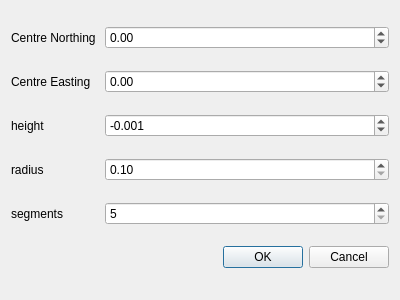
Before: the Qt Designer form akvo/gui/addCircularLoop.ui in LemmaSoftware/akvo, drawn with Qt 5.
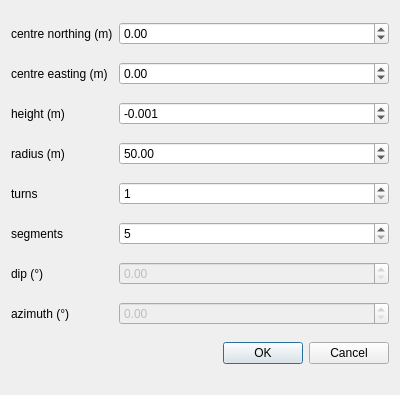
After: the same form once the commit is applied.

Commit message: Adding GUI functionality, mainly in loops. Also, new logo plot.

```diff
--- a/akvo/gui/addCircularLoop.ui
+++ b/akvo/gui/addCircularLoop.ui
@@ -7,21 +7,48 @@
     <x>0</x>
     <y>0</y>
     <width>400</width>
-    <height>300</height>
+    <height>395</height>
    </rect>
   </property>
   <property name="windowTitle">
    <string>Dialog</string>
   </property>
   <layout class="QGridLayout" name="gridLayout">
+   <item row="2" column="0">
+    <widget class="QLabel" name="label_3">
+     <property name="text">
+      <string>height (m)</string>
+     </property>
+    </widget>
+   </item>
+   <item row="6" column="2">
+    <widget class="QDoubleSpinBox" name="dip">
+     <property name="enabled">
+      <bool>false</bool>
+     </property>
+     <property name="toolTip">
+      <string>&lt;html&gt;&lt;head/&gt;&lt;body&gt;&lt;p&gt;The dip designates the angle between the normal and the ground. Zero designates a loop that is flat on the ground, whereas 90 is a vertical loop. This value in turn with azimuth allows for arbitrary orientation of the loops. If azimuth is zero, and dip is 90, the loop has a normal aligned in the northing direction. &lt;/p&gt;&lt;/body&gt;&lt;/html&gt;</string>
+     </property>
+     <property name="maximum">
+      <double>90.000000000000000</double>
+     </property>
+    </widget>
+   </item>
+   <item row="7" column="0">
+    <widget class="QLabel" name="label_8">
+     <property name="text">
+      <string>azimuth (°)</string>
+     </property>
+    </widget>
+   </item>
    <item row="0" column="0">
     <widget class="QLabel" name="label">
      <property name="text">
-      <string>Centre Northing </string>
+      <string>centre northing (m)</string>
      </property>
     </widget>
    </item>
-   <item row="0" column="1">
+   <item row="0" column="2">
     <widget class="QDoubleSpinBox" name="centreNorth">
      <property name="minimum">
       <double>-999999999.000000000000000</double>
@@ -31,32 +58,41 @@
      </property>
     </widget>
    </item>
-   <item row="1" column="0">
-    <widget class="QLabel" name="label_2">
+   <item row="6" column="0">
+    <widget class="QLabel" name="label_7">
      <property name="text">
-      <string>Centre Easting</string>
+      <string>dip (°)</string>
      </property>
     </widget>
    </item>
-   <item row="1" column="1">
-    <widget class="QDoubleSpinBox" name="centreEast">
+   <item row="10" column="2">
+    <widget class="QDialogButtonBox" name="buttonBox">
+     <property name="orientation">
+      <enum>Qt::Horizontal</enum>
+     </property>
+     <property name="standardButtons">
+      <set>QDialogButtonBox::Cancel|QDialogButtonBox::Ok</set>
+     </property>
+    </widget>
+   </item>
+   <item row="3" column="2">
+    <widget class="QDoubleSpinBox" name="loopRadius">
+     <property name="toolTip">
+      <string>&lt;html&gt;&lt;head/&gt;&lt;body&gt;&lt;p&gt;Radius of the loop&lt;/p&gt;&lt;/body&gt;&lt;/html&gt;</string>
+     </property>
      <property name="minimum">
-      <double>-99999999.000000000000000</double>
+      <double>0.100000000000000</double>
      </property>
      <property name="maximum">
-      <double>99999999.989999994635582</double>
+      <double>600.000000000000000</double>
      </property>
-    </widget>
-   </item>
-   <item row="2" column="0">
-    <widget class="QLabel" name="label_3">
-     <property name="text">
-      <string>height </string>
+     <property name="value">
+      <double>50.000000000000000</double>
      </property>
     </widget>
    </item>
-   <item row="2" column="1">
-    <widget class="QDoubleSpinBox" name="doubleSpinBox">
+   <item row="2" column="2">
+    <widget class="QDoubleSpinBox" name="loopHeight">
      <property name="toolTip">
       <string>&lt;html&gt;&lt;head/&gt;&lt;body&gt;&lt;p&gt;Akvo uses a positive down convention, a slight negative value to the loop height improves numerical stability using digital filtering hankel transforms. &lt;/p&gt;&lt;/body&gt;&lt;/html&gt;</string>
      </property>
@@ -71,35 +107,63 @@
      </property>
     </widget>
    </item>
+   <item row="1" column="0">
+    <widget class="QLabel" name="label_2">
+     <property name="text">
+      <string>centre easting (m)</string>
+     </property>
+    </widget>
+   </item>
+   <item row="7" column="2">
+    <widget class="QDoubleSpinBox" name="az">
+     <property name="enabled">
+      <bool>false</bool>
+     </property>
+    </widget>
+   </item>
    <item row="3" column="0">
     <widget class="QLabel" name="label_4">
      <property name="text">
-      <string>radius</string>
-     </property>
-    </widget>
-   </item>
-   <item row="3" column="1">
-    <widget class="QDoubleSpinBox" name="doubleSpinBox_2">
-     <property name="toolTip">
-      <string>&lt;html&gt;&lt;head/&gt;&lt;body&gt;&lt;p&gt;Radius of the loop&lt;/p&gt;&lt;/body&gt;&lt;/html&gt;</string>
-     </property>
-     <property name="minimum">
-      <double>0.100000000000000</double>
-     </property>
-     <property name="maximum">
-      <double>299.990000000000009</double>
+      <string>radius (m)</string>
      </property>
     </widget>
    </item>
    <item row="4" column="0">
+    <widget class="QLabel" name="label_6">
+     <property name="text">
+      <string>turns</string>
+     </property>
+    </widget>
+   </item>
+   <item row="1" column="2">
+    <widget class="QDoubleSpinBox" name="centreEast">
+     <property name="minimum">
+      <double>-99999999.000000000000000</double>
+     </property>
+     <property name="maximum">
+      <double>99999999.989999994635582</double>
+     </property>
+    </widget>
+   </item>
+   <item row="5" column="0">
     <widget class="QLabel" name="label_5">
      <property name="text">
       <string>segments</string>
      </property>
     </widget>
    </item>
-   <item row="4" column="1">
-    <widget class="QSpinBox" name="spinBox">
+   <item row="4" column="2">
+    <widget class="QSpinBox" name="loopTurns">
+     <property name="minimum">
+      <number>1</number>
+     </property>
+     <property name="maximum">
+      <number>100000</number>
+     </property>
+    </widget>
+   </item>
+   <item row="5" column="2">
+    <widget class="QSpinBox" name="segments">
      <property name="toolTip">
       <string>&lt;html&gt;&lt;head/&gt;&lt;body&gt;&lt;p&gt;Currently Akvo/Merlin calculates circular loops using segments of wire, forming a polygon. Analytic circular loops may be added in the future. &lt;/p&gt;&lt;/body&gt;&lt;/html&gt;</string>
      </property>
@@ -108,16 +172,6 @@
      </property>
     </widget>
    </item>
-   <item row="5" column="1">
-    <widget class="QDialogButtonBox" name="buttonBox">
-     <property name="orientation">
-      <enum>Qt::Horizontal</enum>
-     </property>
-     <property name="standardButtons">
-      <set>QDialogButtonBox::Cancel|QDialogButtonBox::Ok</set>
-     </property>
-    </widget>
-   </item>
   </layout>
  </widget>
  <resources/>
```
The commit also changes 4 other files.
